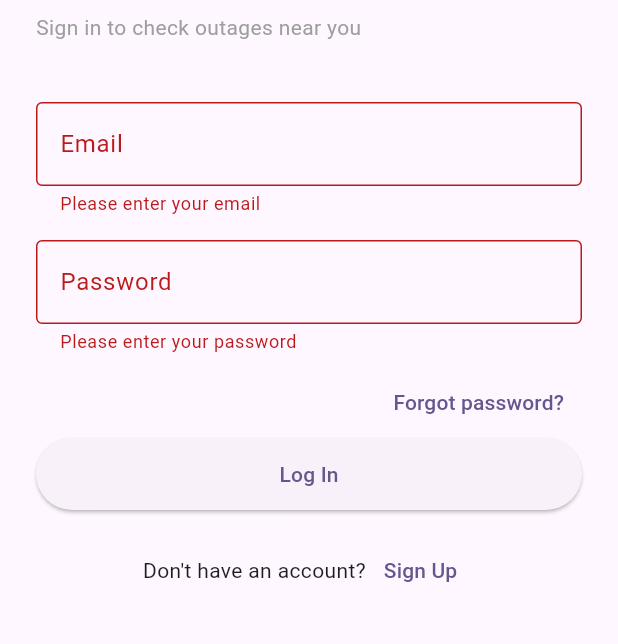
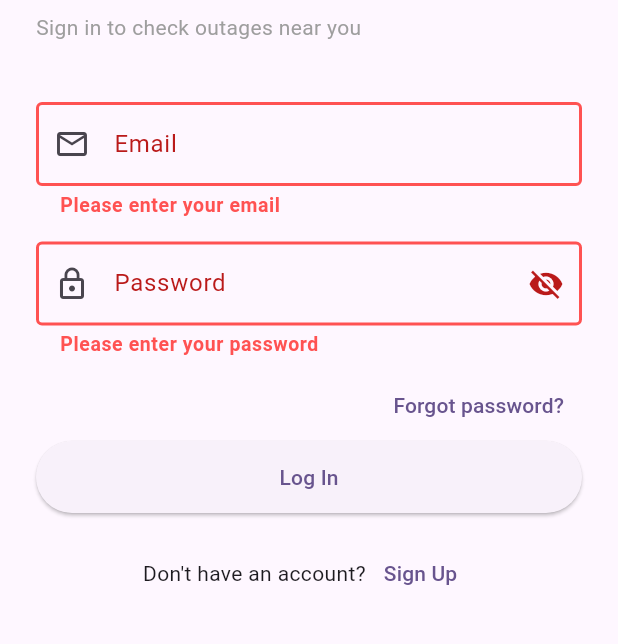
Before and after one commit to IsaacCodes01/power-tracker-gh, a Flutter app: the screen it shows after launch, after a tap on "Log In", on a phone screen of 412 x 824 dp, the part 150-794 px from its top. Run offline on Flutter 3.47's test engine with Material 3 defaults, Android fonts, the phone set to English and light mode, and no system bars; our stand-ins replace cloud_firestore, firebase_auth, firebase_core, flutter_map, latlong2, lottie; accounts and stored records are empty.

Commit message:
feat(auth): enhance login form UI/UX
- Prevented space inputs inside email field using FilteringTextInputFormatter
- Added paste fallback handling to strip spaces dynamically
- Standardized error text styles and thick borders for input fields
- Optimized input performance with AutofillHints and TextInputActions

```diff
--- a/lib/main.dart
+++ b/lib/main.dart
@@ -1,7 +1,6 @@
 import 'package:flutter/material.dart';
 import 'package:firebase_core/firebase_core.dart';
 import 'firebase_options.dart';
-import 'screens/app_gatekeeper.dart';
 import 'screens/splash_screen.dart';
 
 void main() async {
--- a/lib/screens/auth/login_screen.dart
+++ b/lib/screens/auth/login_screen.dart
@@ -1,4 +1,5 @@
 import 'package:flutter/material.dart';
+import 'package:flutter/services.dart';
 import '../../services/auth_service.dart';
 import 'signup_screen.dart';
 import 'forgot_password_screen.dart';
@@ -18,6 +19,7 @@ class _LoginScreenState extends State<LoginScreen> {
 
   bool _isLoading = false;
   String? _errorMessage;
+  bool _obscurePassword = true;
 
   @override
   void dispose() {
@@ -77,16 +79,53 @@ class _LoginScreenState extends State<LoginScreen> {
                 TextFormField(
                   controller: _emailController,
                   keyboardType: TextInputType.emailAddress,
-                  decoration: const InputDecoration(
+                  inputFormatters: [
+                    // Blocks the Space bar completely inside the email input field
+                    FilteringTextInputFormatter.deny(RegExp(r'\s')),
+                  ],
+                  onChanged: (value) {
+                    if (value.contains(' ')) {
+                      final cleanText = value.replaceAll(' ', '');
+                      _emailController.value = _emailController.value.copyWith(
+                        text: cleanText,
+                        selection: TextSelection.collapsed(
+                          offset: cleanText.length,
+                        ),
+                      );
+                    }
+                  },
+                  autofillHints: const [AutofillHints.email],
+                  textInputAction: TextInputAction.next,
+                  decoration: InputDecoration(
                     labelText: 'Email',
+                    prefixIcon: Icon(Icons.email_outlined),
                     border: OutlineInputBorder(),
+                    // 2. ERROR STYLING: Customize the error text font size, color, and weight
+                    errorStyle: const TextStyle(
+                      color: Colors.redAccent,
+                      fontSize: 13.0,
+                      fontWeight: FontWeight.bold,
+                    ),
+                    // 2. ERROR STYLING: Make the border thicker/bolder when invalid
+                    errorBorder: const OutlineInputBorder(
+                      borderSide: BorderSide(
+                        color: Colors.redAccent,
+                        width: 2.0,
+                      ),
+                    ),
+                    focusedErrorBorder: const OutlineInputBorder(
+                      borderSide: BorderSide(color: Colors.red, width: 2.5),
+                    ),
                   ),
                   validator: (value) {
                     if (value == null || value.trim().isEmpty) {
                       return 'Please enter your email';
                     }
-                    if (!value.contains('@')) {
-                      return 'Please enter a valid email';
+                    final emailRegex = RegExp(
+                      r'^[\w-\.]+@([\w-]+\.)+[\w-]{2,4}$',
+                    );
+                    if (!emailRegex.hasMatch(value.trim())) {
+                      return 'Please enter a valid email address';
                     }
                     return null;
                   },
@@ -96,10 +135,37 @@ class _LoginScreenState extends State<LoginScreen> {
                 // Password field
                 TextFormField(
                   controller: _passwordController,
-                  obscureText: true,
-                  decoration: const InputDecoration(
+                  obscureText: _obscurePassword,
+                  textInputAction: TextInputAction.done,
+                  decoration: InputDecoration(
                     labelText: 'Password',
-                    border: OutlineInputBorder(),
+                    prefixIcon: const Icon(Icons.lock_outline),
+                    suffixIcon: IconButton(
+                      icon: Icon(
+                        _obscurePassword
+                            ? Icons.visibility_off
+                            : Icons.visibility,
+                      ),
+                      onPressed: () {
+                        setState(() => _obscurePassword = !_obscurePassword);
+                      },
+                    ),
+                    border: const OutlineInputBorder(),
+                    // UNIFORM ERROR STYLING ADDED HERE:
+                    errorStyle: const TextStyle(
+                      color: Colors.redAccent,
+                      fontSize: 13.0,
+                      fontWeight: FontWeight.bold,
+                    ),
+                    errorBorder: const OutlineInputBorder(
+                      borderSide: BorderSide(
+                        color: Colors.redAccent,
+                        width: 2.0,
+                      ),
+                    ),
+                    focusedErrorBorder: const OutlineInputBorder(
+                      borderSide: BorderSide(color: Colors.red, width: 2.5),
+                    ),
                   ),
                   validator: (value) {
                     if (value == null || value.isEmpty) {
```
